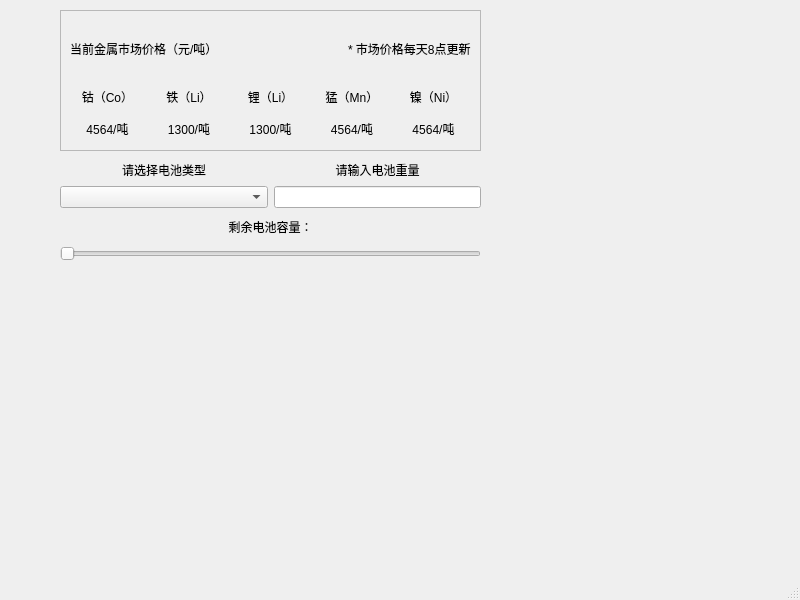
This is mainwindow.ui in RipplesDance/WasteMetalRecoverySystem as Qt 5 draws it before an edit. The edited form follows.
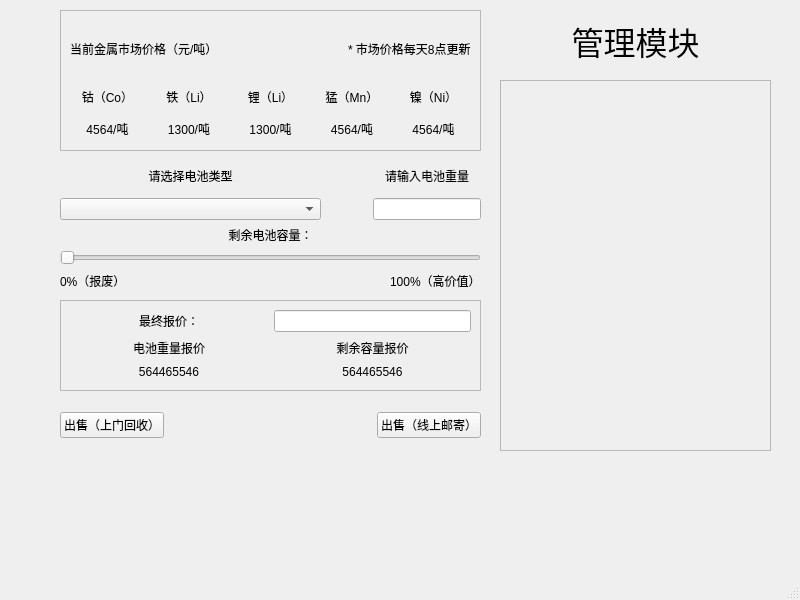
This is the edited form.

Patch:
```diff
--- a/mainwindow.ui
+++ b/mainwindow.ui
@@ -193,10 +193,40 @@
       <x>60</x>
       <y>160</y>
       <width>421</width>
-      <height>101</height>
+      <height>131</height>
      </rect>
     </property>
-    <layout class="QGridLayout" name="gridLayout_2" columnstretch="1,1">
+    <layout class="QGridLayout" name="gridLayout_2" columnstretch="1,0,0">
+     <item row="0" column="1">
+      <spacer name="horizontalSpacer_2">
+       <property name="orientation">
+        <enum>Qt::Horizontal</enum>
+       </property>
+       <property name="sizeHint" stdset="0">
+        <size>
+         <width>40</width>
+         <height>20</height>
+        </size>
+       </property>
+      </spacer>
+     </item>
+     <item row="0" column="2">
+      <layout class="QGridLayout" name="gridLayout">
+       <item row="1" column="0">
+        <widget class="QLineEdit" name="lineEdit"/>
+       </item>
+       <item row="0" column="0">
+        <widget class="QLabel" name="label_10">
+         <property name="text">
+          <string>请输入电池重量</string>
+         </property>
+         <property name="alignment">
+          <set>Qt::AlignCenter</set>
+         </property>
+        </widget>
+       </item>
+      </layout>
+     </item>
      <item row="0" column="0">
       <layout class="QVBoxLayout" name="verticalLayout_10">
        <property name="spacing">
@@ -217,24 +247,7 @@
        </item>
       </layout>
      </item>
-     <item row="0" column="1">
-      <layout class="QGridLayout" name="gridLayout">
-       <item row="0" column="0">
-        <widget class="QLabel" name="label_10">
-         <property name="text">
-          <string>请输入电池重量</string>
-         </property>
-         <property name="alignment">
-          <set>Qt::AlignCenter</set>
-         </property>
-        </widget>
-       </item>
-       <item row="1" column="0">
-        <widget class="QLineEdit" name="lineEdit"/>
-       </item>
-      </layout>
-     </item>
-     <item row="1" column="0" colspan="2">
+     <item row="1" column="0" colspan="3">
       <layout class="QVBoxLayout" name="verticalLayout_11">
        <item>
         <widget class="QLabel" name="label_11">
@@ -253,10 +266,196 @@
          </property>
         </widget>
        </item>
+       <item>
+        <layout class="QHBoxLayout" name="horizontalLayout_3">
+         <item>
+          <widget class="QLabel" name="label_16">
+           <property name="text">
+            <string>0%（报废）</string>
+           </property>
+          </widget>
+         </item>
+         <item>
+          <spacer name="horizontalSpacer_3">
+           <property name="orientation">
+            <enum>Qt::Horizontal</enum>
+           </property>
+           <property name="sizeHint" stdset="0">
+            <size>
+             <width>40</width>
+             <height>20</height>
+            </size>
+           </property>
+          </spacer>
+         </item>
+         <item>
+          <widget class="QLabel" name="label_17">
+           <property name="text">
+            <string>100%（高价值）</string>
+           </property>
+          </widget>
+         </item>
+        </layout>
+       </item>
       </layout>
      </item>
     </layout>
    </widget>
+   <widget class="QFrame" name="frame_4">
+    <property name="geometry">
+     <rect>
+      <x>60</x>
+      <y>300</y>
+      <width>421</width>
+      <height>91</height>
+     </rect>
+    </property>
+    <property name="frameShape">
+     <enum>QFrame::StyledPanel</enum>
+    </property>
+    <property name="frameShadow">
+     <enum>QFrame::Raised</enum>
+    </property>
+    <layout class="QGridLayout" name="gridLayout_3" columnstretch="1,1">
+     <item row="0" column="1">
+      <widget class="QLineEdit" name="lineEdit_2"/>
+     </item>
+     <item row="0" column="0">
+      <widget class="QLabel" name="label_18">
+       <property name="text">
+        <string>最终报价：</string>
+       </property>
+       <property name="alignment">
+        <set>Qt::AlignCenter</set>
+       </property>
+      </widget>
+     </item>
+     <item row="1" column="1">
+      <layout class="QVBoxLayout" name="verticalLayout_8">
+       <item>
+        <widget class="QLabel" name="label_21">
+         <property name="text">
+          <string>剩余容量报价</string>
+         </property>
+         <property name="alignment">
+          <set>Qt::AlignCenter</set>
+         </property>
+        </widget>
+       </item>
+       <item>
+        <widget class="QLabel" name="label_22">
+         <property name="text">
+          <string>564465546</string>
+         </property>
+         <property name="alignment">
+          <set>Qt::AlignCenter</set>
+         </property>
+        </widget>
+       </item>
+      </layout>
+     </item>
+     <item row="1" column="0">
+      <layout class="QVBoxLayout" name="verticalLayout_3">
+       <item>
+        <widget class="QLabel" name="label_19">
+         <property name="text">
+          <string>电池重量报价</string>
+         </property>
+         <property name="alignment">
+          <set>Qt::AlignCenter</set>
+         </property>
+        </widget>
+       </item>
+       <item>
+        <widget class="QLabel" name="label_20">
+         <property name="text">
+          <string>564465546</string>
+         </property>
+         <property name="alignment">
+          <set>Qt::AlignCenter</set>
+         </property>
+        </widget>
+       </item>
+      </layout>
+     </item>
+    </layout>
+   </widget>
+   <widget class="QWidget" name="horizontalLayoutWidget_2">
+    <property name="geometry">
+     <rect>
+      <x>60</x>
+      <y>400</y>
+      <width>421</width>
+      <height>51</height>
+     </rect>
+    </property>
+    <layout class="QHBoxLayout" name="horizontalLayout_4">
+     <item>
+      <widget class="QPushButton" name="pushButton">
+       <property name="text">
+        <string>出售（上门回收）</string>
+       </property>
+      </widget>
+     </item>
+     <item>
+      <spacer name="horizontalSpacer_4">
+       <property name="orientation">
+        <enum>Qt::Horizontal</enum>
+       </property>
+       <property name="sizeHint" stdset="0">
+        <size>
+         <width>40</width>
+         <height>20</height>
+        </size>
+       </property>
+      </spacer>
+     </item>
+     <item>
+      <widget class="QPushButton" name="pushButton_2">
+       <property name="text">
+        <string>出售（线上邮寄）</string>
+       </property>
+      </widget>
+     </item>
+    </layout>
+   </widget>
+   <widget class="QFrame" name="frame_2">
+    <property name="geometry">
+     <rect>
+      <x>500</x>
+      <y>80</y>
+      <width>271</width>
+      <height>371</height>
+     </rect>
+    </property>
+    <property name="frameShape">
+     <enum>QFrame::StyledPanel</enum>
+    </property>
+    <property name="frameShadow">
+     <enum>QFrame::Raised</enum>
+    </property>
+   </widget>
+   <widget class="QLabel" name="label_23">
+    <property name="geometry">
+     <rect>
+      <x>500</x>
+      <y>20</y>
+      <width>271</width>
+      <height>41</height>
+     </rect>
+    </property>
+    <property name="font">
+     <font>
+      <pointsize>24</pointsize>
+     </font>
+    </property>
+    <property name="text">
+     <string>管理模块</string>
+    </property>
+    <property name="alignment">
+     <set>Qt::AlignCenter</set>
+    </property>
+   </widget>
   </widget>
   <widget class="QMenuBar" name="menubar">
    <property name="geometry">
```
Left out of the diff: 2 changed lines with no effect on the pictures.
